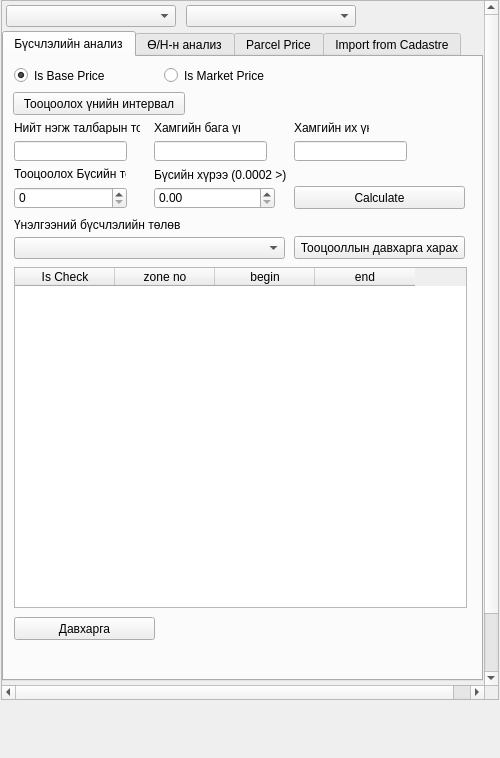
The window that view/CamaNavigatorWidget.ui (teamlm2/lm2_mgis) describes before a commit, drawn with Qt 5.
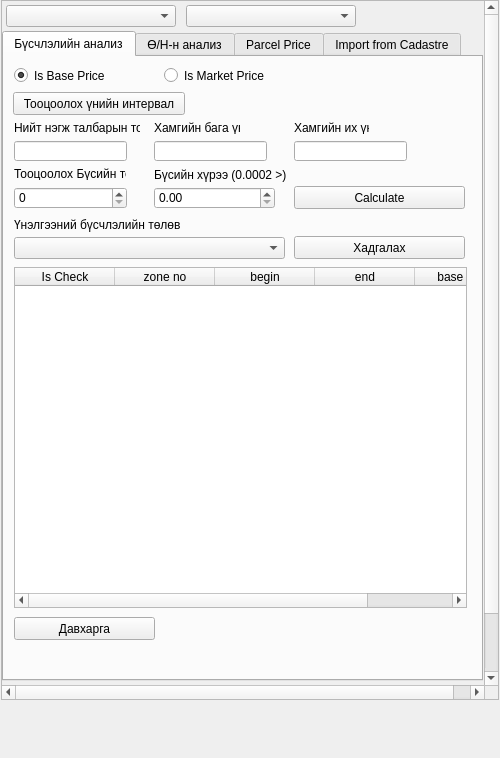
The same window after the commit. The open tabs and pages were chosen to show the change.

Diff of the .ui file:
```diff
--- a/view/CamaNavigatorWidget.ui
+++ b/view/CamaNavigatorWidget.ui
@@ -288,6 +288,11 @@
           <string>end</string>
          </property>
         </column>
+        <column>
+         <property name="text">
+          <string>base price</string>
+         </property>
+        </column>
        </widget>
        <widget class="QPushButton" name="view_layer_button">
         <property name="geometry">
@@ -299,7 +304,7 @@
          </rect>
         </property>
         <property name="text">
-         <string>Тооцооллын давхарга харах</string>
+         <string>Хадгалах</string>
         </property>
        </widget>
        <widget class="QPushButton" name="layer_button">
```
Left out of the diff: 2 changed lines with no effect on the pictures.
